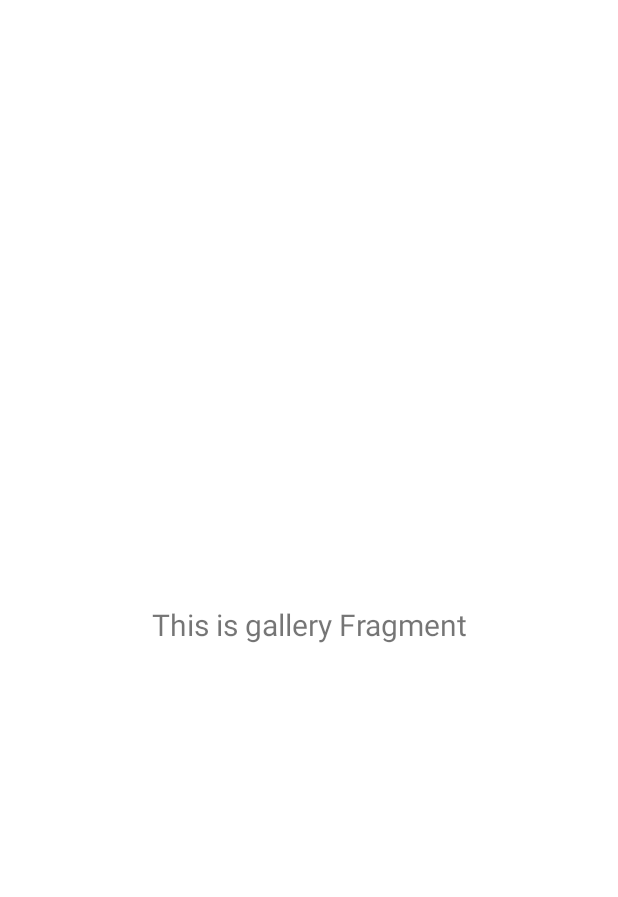
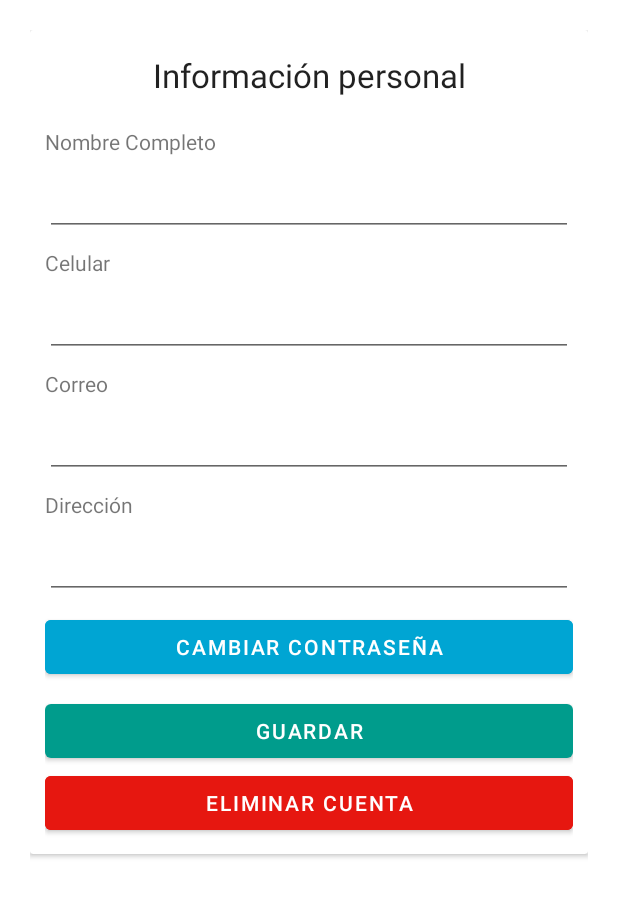
Before and after one commit to devRobots/reciclapp, an Android app: the GalleryFragment screen opened through its navigation route, on a phone screen of 412 x 824 dp. Shown: the top 897 px of the screen. Run offline under Robolectric (Android 15) with nearby library versions, the phone set to English and light mode, and no system bars; 2 statements that could not run were skipped.

Commit message:
Perfil Creado
Faltaria crear la pantalla al cambiar contrasela

```diff
--- a/app/src/main/java/co/edu/uniquindio/reciclapp/ui/gallery/GalleryFragment.kt
+++ b/app/src/main/java/co/edu/uniquindio/reciclapp/ui/gallery/GalleryFragment.kt
@@ -21,7 +21,7 @@ class GalleryFragment : Fragment() {
     ): View? {
         galleryViewModel =
             ViewModelProvider(this).get(GalleryViewModel::class.java)
-        val root = inflater.inflate(R.layout.fragment_gallery, container, false)
+        val root = inflater.inflate(R.layout.fragment_perfil, container, false)
         val textView: TextView = root.findViewById(R.id.text_gallery)
         galleryViewModel.text.observe(viewLifecycleOwner, Observer {
             textView.text = it
--- a/app/src/main/res/layout/fragment_gallery.xml
+++ /dev/null
@@ -1,22 +0,0 @@
-<?xml version="1.0" encoding="utf-8"?>
-<androidx.constraintlayout.widget.ConstraintLayout xmlns:android="http://schemas.android.com/apk/res/android"
-    xmlns:app="http://schemas.android.com/apk/res-auto"
-    xmlns:tools="http://schemas.android.com/tools"
-    android:layout_width="match_parent"
-    android:layout_height="match_parent"
-    tools:context=".ui.gallery.GalleryFragment">
-
-    <TextView
-        android:id="@+id/text_gallery"
-        android:layout_width="match_parent"
-        android:layout_height="wrap_content"
-        android:layout_marginStart="8dp"
-        android:layout_marginTop="8dp"
-        android:layout_marginEnd="8dp"
-        android:textAlignment="center"
-        android:textSize="20sp"
-        app:layout_constraintBottom_toBottomOf="parent"
-        app:layout_constraintEnd_toEndOf="parent"
-        app:layout_constraintStart_toStartOf="parent"
-        app:layout_constraintTop_toTopOf="parent" />
-</androidx.constraintlayout.widget.ConstraintLayout>
--- /dev/null
+++ b/app/src/main/res/layout/fragment_perfil.xml
@@ -0,0 +1,121 @@
+<?xml version="1.0" encoding="utf-8"?>
+<LinearLayout xmlns:android="http://schemas.android.com/apk/res/android"
+    xmlns:app="http://schemas.android.com/apk/res-auto"
+    xmlns:tools="http://schemas.android.com/tools"
+    android:layout_width="match_parent"
+    android:layout_height="match_parent"
+    android:orientation="vertical"
+    android:padding="20dp"
+    tools:context=".ui.gallery.GalleryFragment">
+
+    <androidx.cardview.widget.CardView
+        android:layout_width="match_parent"
+        android:layout_height="wrap_content"
+        android:padding="10dp">
+
+        <LinearLayout
+            android:layout_width="match_parent"
+            android:layout_height="match_parent"
+            android:orientation="vertical"
+            android:padding="10dp">
+
+            <TextView
+                android:id="@+id/txtMiPerfilTitulo"
+                android:layout_width="match_parent"
+                android:layout_height="wrap_content"
+                android:layout_marginTop="5dp"
+                android:layout_marginBottom="20dp"
+                android:gravity="center"
+                android:text="@string/fragment_mi_perfil_titulo"
+                android:textAppearance="@style/TextAppearance.AppCompat.Large" />
+
+            <TextView
+                android:id="@+id/txtMiPerfilNombreCompleto"
+                android:layout_width="wrap_content"
+                android:layout_height="wrap_content"
+                android:layout_marginBottom="8dp"
+                android:text="@string/fragment_mi_perfil_nombre" />
+
+            <EditText
+                android:id="@+id/txtMiPerfilNombreUsuario"
+                android:layout_width="match_parent"
+                android:layout_height="wrap_content"
+                android:layout_marginBottom="8dp"
+                android:autofillHints=""
+                android:inputType="textPersonName"
+                android:labelFor="@id/txtMiPerfilNombreCompleto" />
+
+            <TextView
+                android:id="@+id/txtMiPerfilCelular"
+                android:layout_width="match_parent"
+                android:layout_height="wrap_content"
+                android:layout_marginBottom="8dp"
+                android:text="@string/fragment_mi_perfil_celular" />
+
+            <EditText
+                android:id="@+id/txtMiPerfilCelularUsuario"
+                android:layout_width="match_parent"
+                android:layout_height="wrap_content"
+                android:layout_marginBottom="8dp"
+                android:autofillHints=""
+                android:inputType="phone"
+                android:labelFor="@id/txtMiPerfilCelular" />
+
+            <TextView
+                android:id="@+id/txtMiPerfilCorreo"
+                android:layout_width="match_parent"
+                android:layout_height="wrap_content"
+                android:layout_marginBottom="8dp"
+                android:text="@string/fragment_mi_perfil_correo" />
+
+            <EditText
+                android:id="@+id/txtMiPerfilCorreoUsuario"
+                android:layout_width="match_parent"
+                android:layout_height="wrap_content"
+                android:layout_marginBottom="8dp"
+                android:autofillHints=""
+                android:inputType="textEmailAddress"
+                android:labelFor="@id/txtMiPerfilCorreo" />
+
+            <TextView
+                android:id="@+id/txtMiPerfilDireccion"
+                android:layout_width="match_parent"
+                android:layout_height="wrap_content"
+                android:layout_marginBottom="8dp"
+                android:text="@string/fragment_mi_perfil_direccion" />
+
+            <EditText
+                android:id="@+id/txtMiPerfilDireccionUsuario"
+                android:layout_width="match_parent"
+                android:layout_height="wrap_content"
+                android:layout_marginBottom="8dp"
+                android:autofillHints=""
+                android:inputType="textPostalAddress"
+                android:labelFor="@id/txtMiPerfilDireccion" />
+
+            <Button
+                android:id="@+id/btnMiPerfilCambiarContrasenia"
+                android:layout_width="match_parent"
+                android:layout_height="wrap_content"
+                android:layout_marginBottom="8dp"
+                android:backgroundTint="@color/secundario"
+                android:text="@string/fragment_mi_perfil_cambiar_contrasenia" />
+
+            <Button
+                android:id="@+id/btnMiPerfilGuardar"
+                android:layout_width="match_parent"
+                android:layout_height="wrap_content"
+                android:text="@string/fragment_mi_perfil_guardar" />
+
+            <Button
+                android:id="@+id/btnMiPerfilCuenta"
+                android:layout_width="match_parent"
+                android:layout_height="wrap_content"
+                android:backgroundTint="@color/red"
+                android:text="@string/fragment_mi_perfil_eliminar_cuenta" />
+
+        </LinearLayout>
+
+    </androidx.cardview.widget.CardView>
+
+</LinearLayout>
--- a/app/src/main/res/navigation/mobile_navigation.xml
+++ b/app/src/main/res/navigation/mobile_navigation.xml
@@ -15,7 +15,7 @@
         android:id="@+id/nav_gallery"
         android:name="co.edu.uniquindio.reciclapp.ui.gallery.GalleryFragment"
         android:label="@string/menu_gallery"
-        tools:layout="@layout/fragment_gallery" />
+        tools:layout="@layout/fragment_perfil" />
 
     <fragment
         android:id="@+id/nav_slideshow"
--- a/app/src/main/res/values/strings.xml
+++ b/app/src/main/res/values/strings.xml
@@ -54,4 +54,12 @@
     <string name="fragment_reciclar2_horaRetiro">Hora de retiro</string>
     <string name="fragment_reciclar3_titulo">Confirmar el retiro</string>
     <string name="fragment_reciclar3_confirmar">Confirmar</string>
+    <string name="fragment_mi_perfil_titulo">Información personal</string>
+    <string name="fragment_mi_perfil_nombre">Nombre Completo</string>
+    <string name="fragment_mi_perfil_celular">Celular</string>
+    <string name="fragment_mi_perfil_correo">Correo</string>
+    <string name="fragment_mi_perfil_direccion">Dirección</string>
+    <string name="fragment_mi_perfil_guardar">Guardar</string>
+    <string name="fragment_mi_perfil_eliminar_cuenta">Eliminar Cuenta</string>
+    <string name="fragment_mi_perfil_cambiar_contrasenia">Cambiar contraseña</string>
 </resources>
```
Also changed, not shown: app/src/main/java/co/edu/uniquindio/reciclapp/Reciclar2Fragment.kt (renamed from app/src/main/java/co/edu/uniquindio/reciclapp/reciclar2Fragment.kt).
